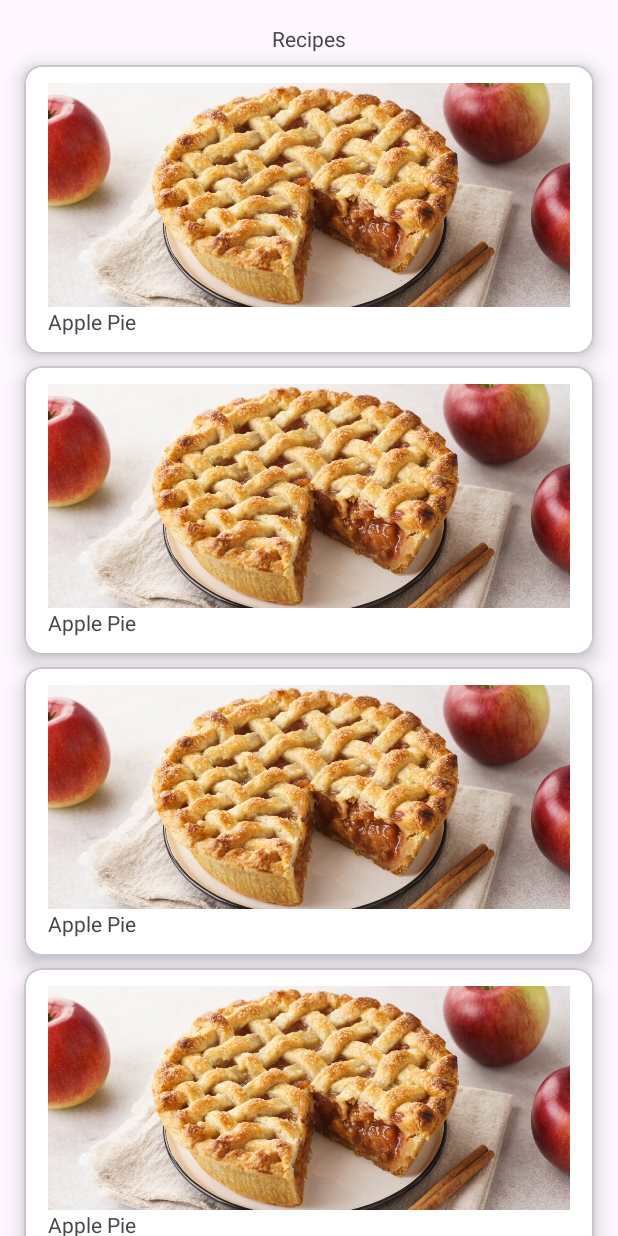
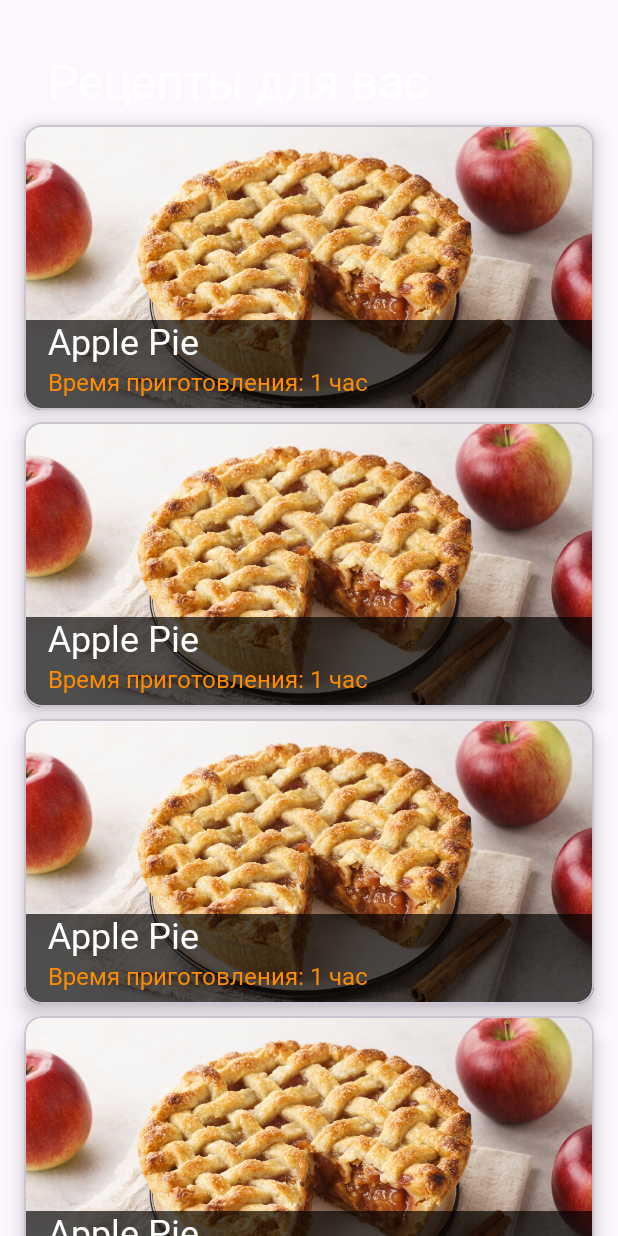
Before and after one commit to paolalenti/Book-of-recipes, an Android app: the layout fragment_home.xml on its own in the app's theme, with its tools: preview values and no code run, on a phone screen of 412 x 824 dp. Run offline under Robolectric (Android 15) with nearby library versions, the phone set to English and light mode, and no system bars.

Commit message:
added the design of the main menu

```diff
--- a/app/src/main/res/layout/fragment_home.xml
+++ b/app/src/main/res/layout/fragment_home.xml
@@ -10,11 +10,15 @@
         android:id="@+id/tvTitle"
         android:layout_width="wrap_content"
         android:layout_height="wrap_content"
-        android:layout_marginTop="16dp"
-        android:text="@string/home_screen"
-        app:layout_constraintEnd_toEndOf="parent"
+        android:layout_marginTop="32dp"
+        android:layout_marginStart="32dp"
+        android:layout_marginBottom="16dp"
+        android:text="Рецепты для вас"
+        android:textColor="@android:color/white"
+        android:textSize="32sp"
+        android:fontFamily="@font/calibri_bold"
         app:layout_constraintStart_toStartOf="parent"
-        app:layout_constraintTop_toTopOf="parent"  />
+        app:layout_constraintTop_toTopOf="parent" />
 
     <androidx.recyclerview.widget.RecyclerView
         android:id="@+id/rvRecipe"
--- a/app/src/main/res/layout/item_recipe.xml
+++ b/app/src/main/res/layout/item_recipe.xml
@@ -10,34 +10,62 @@
     app:cardCornerRadius="12dp"
     app:cardElevation="8dp">
 
-
     <androidx.constraintlayout.widget.ConstraintLayout
         android:layout_width="match_parent"
-        android:layout_height="wrap_content"
-        android:paddingHorizontal="16dp"
-        android:paddingVertical="12dp">
+        android:layout_height="wrap_content">
 
+        <!-- ImageView остается без изменений -->
         <ImageView
             android:id="@+id/ivImage"
             android:layout_width="0dp"
             android:layout_height="0dp"
             android:scaleType="centerCrop"
-            app:layout_constraintDimensionRatio="21:9"
+            app:layout_constraintDimensionRatio="2:1"
             app:layout_constraintEnd_toEndOf="parent"
             app:layout_constraintStart_toStartOf="parent"
             app:layout_constraintTop_toTopOf="parent"
+            app:layout_constraintBottom_toBottomOf="parent"
             tools:ignore="ContentDescription"
             tools:src="@drawable/apple_pie" />
 
+        <View
+            android:id="@+id/viewTransparentBackground"
+            android:layout_width="0dp"
+            android:layout_height="60dp"
+            android:background="#AA000000"
+            app:layout_constraintStart_toStartOf="parent"
+            app:layout_constraintEnd_toEndOf="parent"
+            app:layout_constraintBottom_toBottomOf="@id/ivImage" />
+
         <TextView
             android:id="@+id/tvName"
-            android:layout_width="match_parent"
+            android:layout_width="0dp"
             android:layout_height="wrap_content"
-            app:layout_constraintEnd_toEndOf="parent"
-            app:layout_constraintStart_toStartOf="parent"
-            app:layout_constraintTop_toBottomOf="@id/ivImage"
-            tools:text="Apple Pie" />
+            android:textColor="@color/white"
+            android:gravity="start"
+            android:fontFamily="@font/calibri"
+            android:paddingStart="16dp"
+            android:textSize="24sp"
+            android:paddingBottom="0dp"
+            app:layout_constraintStart_toStartOf="@id/viewTransparentBackground"
+            app:layout_constraintEnd_toEndOf="@id/viewTransparentBackground"
+            app:layout_constraintBottom_toTopOf="@id/tvCookingTime"
+            tools:text="Apple Pie"
+            tools:ignore="RtlSymmetry" />
 
-
+        <TextView
+            android:id="@+id/tvCookingTime"
+            android:layout_width="0dp"
+            android:layout_height="wrap_content"
+            android:textColor="@color/dark_orange"
+            android:textSize="16sp"
+            android:fontFamily="@font/calibri"
+            android:paddingStart="16dp"
+            android:paddingBottom="8dp"
+            app:layout_constraintStart_toStartOf="@id/viewTransparentBackground"
+            app:layout_constraintEnd_toEndOf="@id/viewTransparentBackground"
+            app:layout_constraintBottom_toBottomOf="@id/viewTransparentBackground"
+            tools:text="Время приготовления: 1 час"
+            tools:ignore="RtlSymmetry" />
     </androidx.constraintlayout.widget.ConstraintLayout>
 </com.google.android.material.card.MaterialCardView>
--- a/app/src/main/res/values/colors.xml
+++ b/app/src/main/res/values/colors.xml
@@ -2,4 +2,9 @@
 <resources>
     <color name="black">#FF000000</color>
     <color name="white">#FFFFFFFF</color>
+    <color name="orange_color">#FFA500</color>
+    <color name="grey_color">#1D1D21</color>
+    <color name="light_grey_color">#a9a9a9</color>
+    <color name="middle_gray">#2C2B32</color>
+    <color name="dark_orange">#ff8c00</color>
 </resources>
```
Also changed, not shown: app/src/main/res/layout/activity_fragment_main.xml (+20 -2 lines).
